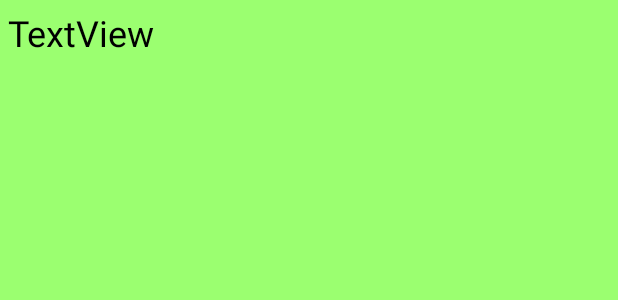
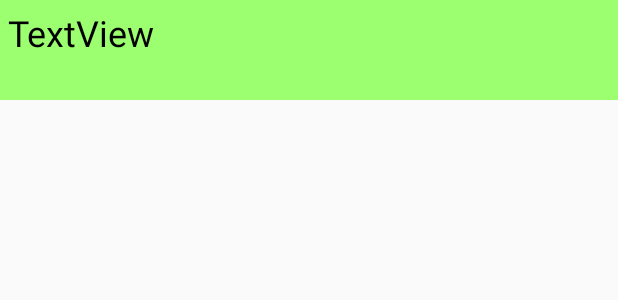
Before and after one commit to dmitry-kolesov/Cities12Project, an Android app: the layout myListItem.xml on its own in the app's theme, with its tools: preview values and no code run, on a phone screen of 412 x 824 dp. Shown: the top 300 px of the screen. Run offline under Robolectric (Android 15) with nearby library versions, the phone set to English and light mode, and no system bars.

Commit message:
last for now

```diff
--- a/Cities12/build.gradle
+++ b/Cities12/build.gradle
@@ -24,11 +24,6 @@ android {
 
 dependencies {
     compile 'com.android.support:appcompat-v7:+'
-    compile files('libs/classes.jar')
-    compile files('libs/yandexmapkit-library.jar')
-    compile files('libs/annotations.jar')
     compile files('libs/osmdroid-android-4.0.jar')
     compile files('libs/slf4j-android-1.5.8.jar')
-    compile files('lib/osmdroid-android-4.0.jar')
-    compile files('lib/slf4j-android-1.5.8.jar')
 }
--- a/Cities12/src/main/res/drawable/noimage1.png.xml
+++ /dev/null
@@ -1,5 +0,0 @@
-<?xml version="1.0" encoding="utf-8"?>
-
-<selector xmlns:android="http://schemas.android.com/apk/res/android">
-
-</selector>
--- a/Cities12/src/main/res/layout/myListItem.xml
+++ b/Cities12/src/main/res/layout/myListItem.xml
@@ -1,7 +1,7 @@
 <?xml version="1.0" encoding="utf-8"?>
 <LinearLayout xmlns:android="http://schemas.android.com/apk/res/android"
     android:layout_width="match_parent"
-    android:layout_height="match_parent"
+    android:layout_height="30pt"
     android:orientation="horizontal"
     android:background="#9BFF70">
 <TextView
@@ -18,7 +18,10 @@
 </TextView>
     <ImageView
         android:id="@+id/imageView"
-        android:layout_height="match_parent"
-        android:layout_weight="0.4"
+        android:minHeight="30pt"
+        android:maxHeight="30pt"
+        android:layout_gravity="top"
+        android:layout_height="30pt"
+        android:layout_weight="1.5"
         android:layout_width="match_parent" />
 </LinearLayout>
```
Also changed, not shown: Cities12/src/main/java/com/azcltd/android/test/kolesov/CityDetails.java (+7 -16 lines), Cities12/src/main/java/com/azcltd/android/test/kolesov/DownloadImageTask.java (deleted, +0 -39 lines), Cities12/src/main/java/com/azcltd/android/test/kolesov/DrawableManager.java (+61 -14 lines), Cities12/src/main/java/com/azcltd/android/test/kolesov/MyAdapter.java (+24 -33 lines), Cities12/src/main/java/com/azcltd/android/test/kolesov/MyMapActivity.java (+5 -15 lines), Cities12/src/main/res/layout/city_details.xml (+8 -0 lines), Cities12/libs/annotations.jar (deleted), Cities12/libs/classes.jar (deleted), Cities12/libs/yandexmapkit-library.jar (deleted), Cities12/src/main/res/drawable-hdpi/no_image.gif (deleted), Cities12/src/main/res/drawable-ldpi/noimage.png (deleted), Cities12/src/main/res/drawable-mdpi/noimage.png (deleted), Cities12/src/main/res/drawable-xhdpi/noimage.png (deleted), Cities12/src/main/res/drawable-xxhdpi/noimage.png (deleted), 1 more files, 3 other files.
